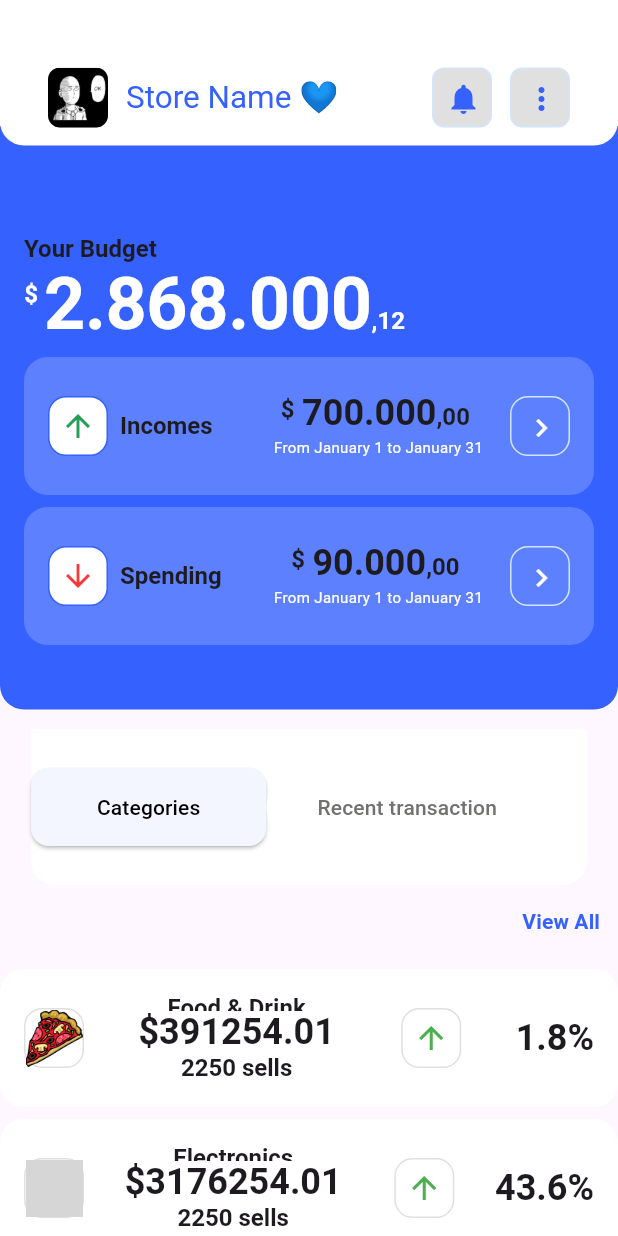
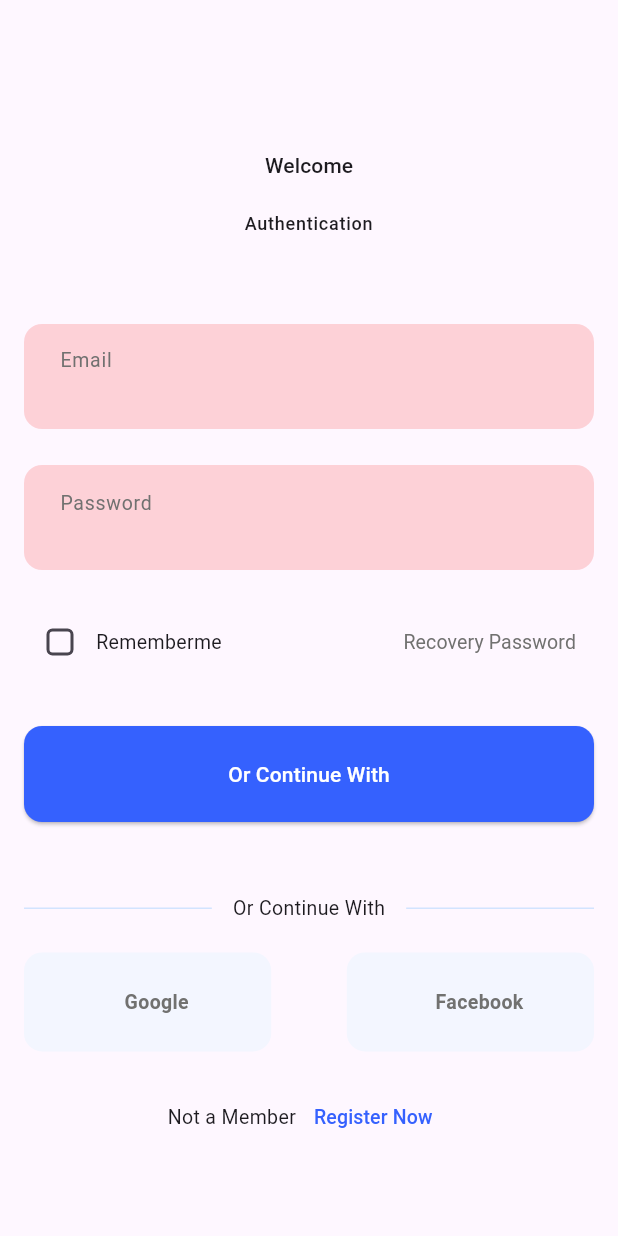
Before and after one commit to hllsebastian/gastos-app, a Flutter app: the screen it shows after launch, on a phone screen of 412 x 824 dp. Run offline on Flutter 3.47's test engine with Material 3 defaults, Android fonts, the light colour scheme and no system bars; grey boxes are pictures that could not be loaded.

Commit message:
Add login page y text consts file

```diff
--- a/lib/config/app_routes.dart
+++ b/lib/config/app_routes.dart
@@ -1,8 +1,10 @@
 class AppRoutes {
   AppRoutes._();
-  static const String homePage = '/';
-  static const String detailsPage = '/detailsPage';
-  static const String unknownPage = '/unknownPage';
-  static const String newpage = '/newpage';
-  static const String otherPage = '/otherPage';
+  static const String loginPage = '/';
+  static const String homePage = 'homePage';
+  static const String detailsPage = 'detailsPage';
+  static const String unknownPage = 'unknownPage';
+  static const String newpage = 'newpage';
+  static const String otherPage = 'otherPage';
+  static const String registerNowPage = 'registerNowPage';
 }
--- /dev/null
+++ b/lib/design/gastos_texts.dart
@@ -0,0 +1,17 @@
+class GastosTexts {
+  const GastosTexts._();
+  static String welcome = 'Welcome';
+  static String pleaseAuth = 'Authentication';
+  static String emptyFieldError = 'Please insert a valid value';
+  static String lengthFieldError = 'The mail should have more of 10 characters';
+  static String emailLabel = 'Email';
+  static String passwordlLabel = 'Password';
+  static String rememberme = 'Rememberme';
+  static String recoveryPassword = 'Recovery Password';
+  static String login = 'Login';
+  static String orContinue = 'Or Continue With';
+  static String facebook = 'Facebook';
+  static String google = 'Google';
+  static String notAMember = 'Not a Member';
+  static String registerNow = 'Register Now';
+}
--- a/lib/design/themes.dart
+++ b/lib/design/themes.dart
@@ -1,5 +1,5 @@
 import 'package:flutter/material.dart';
-import 'package:practice_1/design/colors.dart';
+import 'package:practice_1/design/practice_one_colors.dart';
 
 class PracticeOneThemes {
   const PracticeOneThemes._();
--- a/lib/pages/home_page.dart
+++ b/lib/pages/home_page.dart
@@ -1,5 +1,5 @@
 import 'package:flutter/material.dart';
-import 'package:practice_1/design/colors.dart';
+import 'package:practice_1/design/practice_one_colors.dart';
 import 'package:practice_1/widgets/app_bar_items.dart';
 import 'package:practice_1/widgets/buttons_row.dart';
 import 'package:practice_1/widgets/categories.dart';
@@ -8,7 +8,8 @@ import 'package:practice_1/widgets/recent_transactions.dart';
 import 'package:practice_1/widgets/summary_card.dart';
 
 class HomePage extends StatefulWidget {
-  const HomePage({super.key});
+  const HomePage({super.key, required this.storeName});
+  final String storeName;
 
   @override
   State<HomePage> createState() => _HomePageState();
@@ -44,7 +45,7 @@ class _HomePageState extends State<HomePage> {
           ),
         ),
         backgroundColor: PracticeOneColors.brandLightColor,
-        title: const AppBarItems(),
+        title: AppBarItems(storeName: widget.storeName),
       ),
       body: Column(
         children: [
--- /dev/null
+++ b/lib/pages/login_page.dart
@@ -0,0 +1,267 @@
+import 'package:flutter/material.dart';
+import 'package:practice_1/config/app_routes.dart';
+import 'package:practice_1/design/gastos_texts.dart';
+import 'package:practice_1/design/practice_one_colors.dart';
+
+class LogInPage extends StatefulWidget {
+  const LogInPage({super.key});
+
+  @override
+  State<LogInPage> createState() => _LogInPageState();
+}
+
+class _LogInPageState extends State<LogInPage> {
+  final _formLoginKey = GlobalKey<FormState>();
+  var checkBoxState = false;
+  var userInputController = TextEditingController();
+  late String storeName;
+  late BoxDecoration userContainerDecoration;
+  late BoxDecoration pswContainerDecoration;
+  final defaultInputBorder = InputBorder.none;
+  final defaultContainerInputDecoration = const BoxDecoration(
+      color: PracticeOneColors.brandErrorColor, borderRadius: BorderRadius.all(Radius.circular(12)));
+  final activeContainerInputDecoration = BoxDecoration(
+      color: PracticeOneColors.brandSecondaryColor,
+      border: Border.all(color: PracticeOneColors.brandPrimaryColor, width: 2),
+      borderRadius: const BorderRadius.all(Radius.circular(12)));
+  final defaultInputLabelTheme =
+      const TextStyle(fontSize: 13, color: PracticeOneColors.brandLigthDarkColor, fontWeight: FontWeight.normal);
+  @override
+  void initState() {
+    super.initState();
+    userContainerDecoration = defaultContainerInputDecoration;
+    pswContainerDecoration = defaultContainerInputDecoration;
+  }
+
+  @override
+  Widget build(BuildContext context) {
+    final screenSize = MediaQuery.sizeOf(context);
+    return Scaffold(
+      body: SingleChildScrollView(
+        padding: const EdgeInsets.fromLTRB(16, 100, 16, 50),
+        child: Center(
+          child: Column(
+            children: [
+              Text(
+                GastosTexts.welcome,
+                style: Theme.of(context).textTheme.labelLarge,
+              ),
+              Container(
+                margin: const EdgeInsets.fromLTRB(16, 21, 16, 59),
+                child: Text(
+                  GastosTexts.pleaseAuth,
+                  style: Theme.of(context).textTheme.labelMedium,
+                  textAlign: TextAlign.center,
+                ),
+              ),
+              Form(
+                key: _formLoginKey,
+                child: Column(
+                  children: [
+                    Container(
+                      height: 70,
+                      padding: const EdgeInsets.only(left: 24, bottom: 4),
+                      decoration: userContainerDecoration,
+                      child: TextFormField(
+                          controller: userInputController,
+                          style: Theme.of(context).textTheme.labelSmall,
+                          validator: (value) {
+                            if (value == null || value.isEmpty) {
+                              return GastosTexts.emptyFieldError;
+                            }
+                            if (value.length >= 10) {
+                              return GastosTexts.lengthFieldError;
+                            }
+                            return null;
+                          },
+                          onTap: () {
+                            setState(() {
+                              userContainerDecoration = activeContainerInputDecoration;
+                              pswContainerDecoration = defaultContainerInputDecoration;
+                            });
+                          },
+                          onTapOutside: (event) {
+                            setState(() {
+                              userContainerDecoration = defaultContainerInputDecoration;
+                            });
+                          },
+                          onSaved: (userNameValue) {
+                            storeName = userNameValue!;
+                          },
+                          decoration: InputDecoration(
+                              border: defaultInputBorder,
+                              label: Text(GastosTexts.emailLabel, style: defaultInputLabelTheme))),
+                    ),
+                    Container(
+                      height: 70,
+                      padding: const EdgeInsets.only(left: 24, bottom: 4),
+                      margin: const EdgeInsets.symmetric(vertical: 24),
+                      decoration: pswContainerDecoration,
+                      child: TextFormField(
+                          validator: (value) {
+                            if (value == null || value.isEmpty) {
+                              return GastosTexts.emptyFieldError;
+                            }
+                            return null;
+                          },
+                          onTap: () {
+                            setState(() {
+                              pswContainerDecoration = activeContainerInputDecoration;
+                              userContainerDecoration = defaultContainerInputDecoration;
+                            });
+                          },
+                          onTapOutside: (event) {
+                            setState(() {
+                              pswContainerDecoration = defaultContainerInputDecoration;
+                            });
+                          },
+                          obscureText: true,
+                          obscuringCharacter: '*',
+                          decoration: InputDecoration(
+                              border: defaultInputBorder,
+                              label: Text(GastosTexts.passwordlLabel),
+                              labelStyle: defaultInputLabelTheme)),
+                    ),
+                    Row(
+                      children: [
+                        Checkbox(
+                          shape: const RoundedRectangleBorder(borderRadius: BorderRadius.all(Radius.circular(4))),
+                          value: checkBoxState,
+                          onChanged: (value) {
+                            setState(() {
+                              checkBoxState = !checkBoxState;
+                            });
+                          },
+                          checkColor: PracticeOneColors.brandLightColor,
+                          activeColor: PracticeOneColors.brandPrimaryColor,
+                        ),
+                        Expanded(child: Text(GastosTexts.rememberme)),
+                        TextButton(
+                          onPressed: () {},
+                          child: Text(
+                            GastosTexts.recoveryPassword,
+                            style: defaultInputLabelTheme,
+                          ),
+                        )
+                      ],
+                    ),
+                    Container(
+                      margin: const EdgeInsets.only(top: 32, bottom: 48),
+                      width: 394,
+                      height: 64,
+                      child: ElevatedButton(
+                        onPressed: () {
+                          if (_formLoginKey.currentState!.validate()) {
+                            print('Todos lo campos estan ok 🤯');
+                            // _formLoginKey.currentState!.save();
+                            storeName = userInputController.text;
+                            Navigator.of(context).pushReplacementNamed(AppRoutes.homePage, arguments: storeName);
+                          }
+                        },
+                        style: ElevatedButton.styleFrom(
+                            backgroundColor: PracticeOneColors.brandPrimaryColor,
+                            shape: const RoundedRectangleBorder(borderRadius: BorderRadius.all(Radius.circular(12)))),
+                        child: Text(
+                          GastosTexts.orContinue,
+                          style: const TextStyle(color: PracticeOneColors.brandLightColor),
+                        ),
+                      ),
+                    ),
+                    Row(
+                      children: [
+                        const Expanded(
+                            child: Divider(
+                          color: PracticeOneColors.brandLightColorBorder,
+                          thickness: 1.0,
+                        )),
+                        Padding(
+                          padding: const EdgeInsets.symmetric(horizontal: 14.0),
+                          child: Text(GastosTexts.orContinue),
+                        ),
+                        const Expanded(
+                            child: Divider(
+                          color: PracticeOneColors.brandLightColorBorder,
+                          thickness: 1.0,
+                        )),
+                      ],
+                    ),
+                    const SizedBox(height: 20),
+                    Row(
+                      mainAxisAlignment: MainAxisAlignment.spaceBetween,
+                      children: [
+                        Container(
+                          width: screenSize.width * 0.4,
+                          height: screenSize.height * 0.08,
+                          decoration: const BoxDecoration(
+                              color: PracticeOneColors.brandSecondaryColor,
+                              borderRadius: BorderRadius.all(Radius.circular(12))),
+                          child: Row(
+                            mainAxisAlignment: MainAxisAlignment.center,
+                            children: [
+                              // Image(
+                              //   image: AssetImage('assets/images/google.png'),
+                              //   width: 30,
+                              // ),
+                              const SizedBox(width: 12),
+                              Text(
+                                GastosTexts.google,
+                                style: const TextStyle(
+                                    fontSize: 13,
+                                    fontWeight: FontWeight.bold,
+                                    color: PracticeOneColors.brandLigthDarkColor),
+                              )
+                            ],
+                          ),
+                        ),
+                        Container(
+                          width: screenSize.width * 0.4,
+                          height: screenSize.height * 0.08,
+                          decoration: const BoxDecoration(
+                              color: PracticeOneColors.brandSecondaryColor,
+                              borderRadius: BorderRadius.all(Radius.circular(12))),
+                          child: Row(
+                            mainAxisAlignment: MainAxisAlignment.center,
+                            children: [
+                              // Image(
+                              //   image: AssetImage('assets/images/facebook.png'),
+                              //   width: 30,
+                              // ),
+                              const SizedBox(width: 12),
+                              Text(
+                                GastosTexts.facebook,
+                                style: const TextStyle(
+                                    fontSize: 13,
+                                    fontWeight: FontWeight.bold,
+                                    color: PracticeOneColors.brandLigthDarkColor),
+                              )
+                            ],
+                          ),
+                        )
+                      ],
+                    ),
+                    const SizedBox(height: 20),
+                    Row(
+                      mainAxisAlignment: MainAxisAlignment.center,
+                      children: [
+                        Text(GastosTexts.notAMember),
+                        TextButton(
+                          child: Text(
+                            GastosTexts.registerNow,
+                            style: const TextStyle(color: PracticeOneColors.brandPrimaryColor, fontSize: 13),
+                          ),
+                          onPressed: () {
+                            // Navigator.pushNamed(context, AppRoutes.registerNowPage);
+                          },
+                        )
+                      ],
+                    ),
+                  ],
+                ),
+              )
+            ],
+          ),
+        ),
+      ),
+    );
+  }
+}
--- a/lib/practice_one_app.dart
+++ b/lib/practice_one_app.dart
@@ -3,8 +3,10 @@ import 'package:practice_1/config/app_routes.dart';
 import 'package:practice_1/design/themes.dart';
 import 'package:practice_1/models/user.dart';
 import 'package:practice_1/pages/home_page.dart';
+import 'package:practice_1/pages/login_page.dart';
 import 'package:practice_1/pages/new_page.dart';
 import 'package:practice_1/pages/other_page.dart';
+import 'package:practice_1/pages/register_now_page.dart';
 
 class PracticeOneApp extends StatelessWidget {
   const PracticeOneApp({super.key});
@@ -14,23 +16,26 @@ class PracticeOneApp extends StatelessWidget {
     return MaterialApp(
       debugShowCheckedModeBanner: false,
       theme: PracticeOneThemes.defaulTheme,
-      home: const HomePage(),
+      // home: const HomePage(),
       // routes: {
       //   AppRoutes.detailsPage: (context) => const HomePage(),
       //   AppRoutes.newpage: (context) => const NewPage(),
       //   AppRoutes.otherPage: (context) => const OtherPage(
       //         userData: User(name: '', age: 0),
       //       ),
-
       // },
       onGenerateRoute: (settings) {
         switch (settings.name) {
+          case (AppRoutes.registerNowPage):
+            return MaterialPageRoute(builder: (context) => const RegisterNowPage());
+          case (AppRoutes.homePage):
+            return MaterialPageRoute(builder: (context) => HomePage(storeName: settings.arguments as String));
           case (AppRoutes.newpage):
             return MaterialPageRoute(builder: (context) => const NewPage());
           case (AppRoutes.otherPage):
             return MaterialPageRoute(builder: (context) => OtherPage(userData: settings.arguments as User));
           default:
-            return MaterialPageRoute(builder: (context) => const HomePage());
+            return MaterialPageRoute(builder: (context) => const LogInPage());
         }
       },
     );
--- a/lib/widgets/app_bar_items.dart
+++ b/lib/widgets/app_bar_items.dart
@@ -1,11 +1,9 @@
 import 'package:flutter/material.dart';
-import 'package:practice_1/design/colors.dart';
+import 'package:practice_1/design/practice_one_colors.dart';
 
 class AppBarItems extends StatelessWidget {
-  const AppBarItems({
-    super.key,
-  });
-
+  const AppBarItems({super.key, required this.storeName});
+  final String storeName;
   @override
   Widget build(BuildContext context) {
     return Padding(
@@ -24,7 +22,7 @@ class AppBarItems extends StatelessWidget {
           ),
           Expanded(
             child: Text(
-              'Store Name 💙',
+              storeName,
               style: Theme.of(context).textTheme.headlineLarge,
             ),
           ),
--- a/lib/widgets/buttons_row.dart
+++ b/lib/widgets/buttons_row.dart
@@ -1,5 +1,5 @@
 import 'package:flutter/material.dart';
-import 'package:practice_1/design/colors.dart';
+import 'package:practice_1/design/practice_one_colors.dart';
 
 class ButtonsRow extends StatelessWidget {
   const ButtonsRow(
--- a/lib/widgets/summary_card.dart
+++ b/lib/widgets/summary_card.dart
@@ -1,5 +1,5 @@
 import 'package:flutter/material.dart';
-import 'package:practice_1/design/colors.dart';
+import 'package:practice_1/design/practice_one_colors.dart';
 import 'package:practice_1/widgets/money_display.dart';
 
 enum TypeSummaryCard { incomes, spending }
```
Also changed, not shown: lib/design/practice_one_colors.dart (renamed from lib/design/colors.dart).
